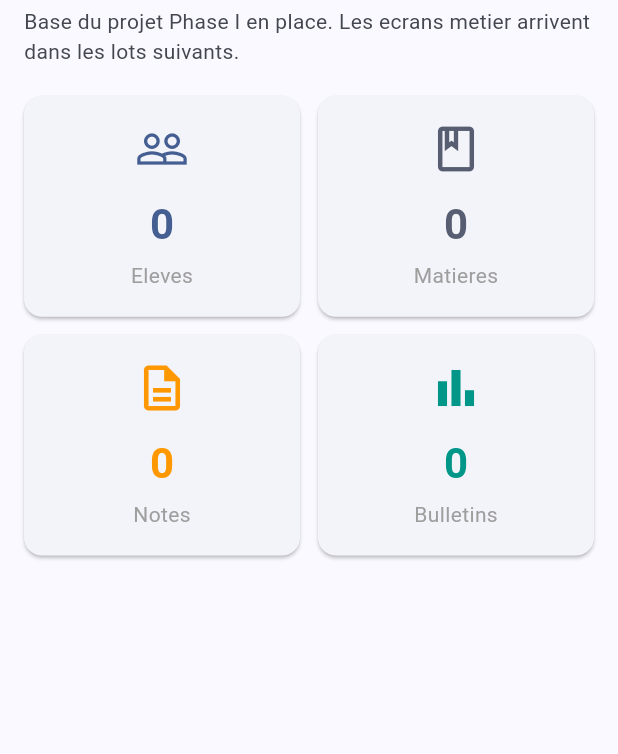
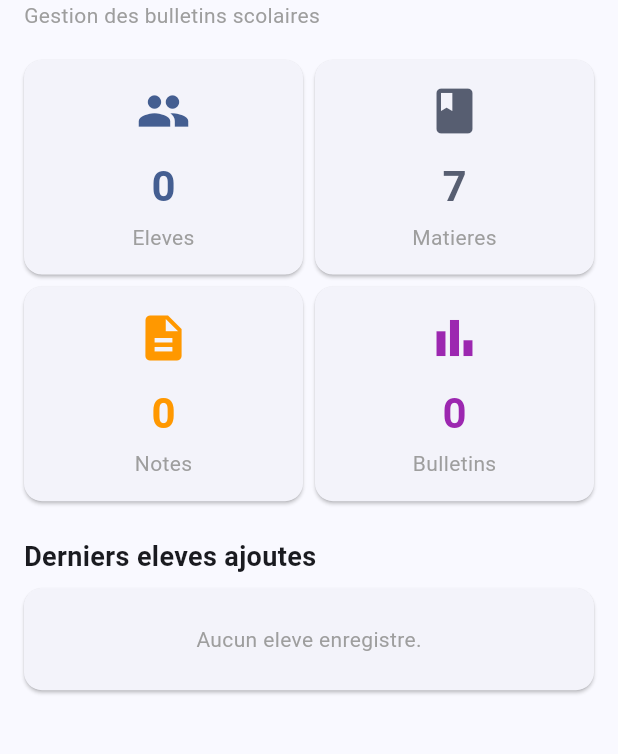
Before and after one commit to Bertheam/ebulletin, a Flutter app: the screen it shows after launch, on a phone screen of 412 x 824 dp, the part 162-916 px from its top. Run offline on Flutter 3.47's test engine with Material 3 defaults, Android fonts, the phone set to English and light mode, and no system bars; our stand-ins replace hive, hive_flutter; accounts and stored records are empty.

Commit message:
EB-5 : implement dashboard stats and recent students list

```diff
--- a/lib/screens/home/home_screen.dart
+++ b/lib/screens/home/home_screen.dart
@@ -1,15 +1,59 @@
 import 'package:flutter/material.dart';
 
+import '../../models/student.dart';
+import '../../services/grade_service.dart';
+import '../../services/student_service.dart';
+import '../../services/subject_service.dart';
 import '../../widgets/app_drawer.dart';
 import '../../widgets/stat_card.dart';
 
-class HomeScreen extends StatelessWidget {
+class HomeScreen extends StatefulWidget {
   const HomeScreen({super.key});
+
+  @override
+  State<HomeScreen> createState() => _HomeScreenState();
+}
+
+class _HomeScreenState extends State<HomeScreen> {
+  final StudentService _studentService = StudentService();
+  final SubjectService _subjectService = SubjectService();
+  final GradeService _gradeService = GradeService();
+
+  int _totalStudents = 0;
+  int _totalSubjects = 0;
+  int _totalGrades = 0;
+  List<Student> _recentStudents = [];
+
+  @override
+  void initState() {
+    super.initState();
+    _loadStats();
+  }
+
+  @override
+  void didChangeDependencies() {
+    super.didChangeDependencies();
+    _loadStats();
+  }
+
+  Future<void> _loadStats() async {
+    final students = _studentService.getAll();
+
+    if (!mounted) {
+      return;
+    }
+
+    setState(() {
+      _totalStudents = students.length;
+      _totalSubjects = _subjectService.getAll().length;
+      _totalGrades = _gradeService.getAll().length;
+      _recentStudents = students.reversed.take(5).toList();
+    });
+  }
 
   @override
   Widget build(BuildContext context) {
     final colorScheme = Theme.of(context).colorScheme;
-
     return Scaffold(
       appBar: AppBar(
         title: const Text('Tableau de bord'),
@@ -17,7 +61,10 @@ class HomeScreen extends StatelessWidget {
         foregroundColor: Colors.white,
       ),
       drawer: const AppDrawer(),
-      body: SingleChildScrollView(
+      body: RefreshIndicator(
+        onRefresh: _loadStats,
+        child: SingleChildScrollView(
+          physics: const AlwaysScrollableScrollPhysics(),
           padding: const EdgeInsets.all(16),
           child: Column(
             crossAxisAlignment: CrossAxisAlignment.start,
@@ -29,47 +76,100 @@ class HomeScreen extends StatelessWidget {
                   fontWeight: FontWeight.bold,
                 ),
               ),
-            const SizedBox(height: 4),
-            Text(
-              'Base du projet Phase I en place. Les ecrans metier arrivent dans les lots suivants.',
-              style: TextStyle(color: colorScheme.onSurfaceVariant),
+              const Text(
+                'Gestion des bulletins scolaires',
+                style: TextStyle(color: Colors.grey),
               ),
               const SizedBox(height: 20),
               GridView.count(
                 crossAxisCount: 2,
                 shrinkWrap: true,
                 physics: const NeverScrollableScrollPhysics(),
-              crossAxisSpacing: 12,
-              mainAxisSpacing: 12,
-              childAspectRatio: 1.25,
+                crossAxisSpacing: 8,
+                mainAxisSpacing: 8,
+                childAspectRatio: 1.3,
                 children: [
                   StatCard(
                     label: 'Eleves',
-                  value: 0,
-                  icon: Icons.people_outline,
+                    value: _totalStudents,
+                    icon: Icons.people,
                     color: colorScheme.primary,
                   ),
                   StatCard(
                     label: 'Matieres',
-                  value: 0,
-                  icon: Icons.book_outlined,
+                    value: _totalSubjects,
+                    icon: Icons.book,
                     color: colorScheme.secondary,
                   ),
-                const StatCard(
+                  StatCard(
                     label: 'Notes',
-                  value: 0,
-                  icon: Icons.description_outlined,
+                    value: _totalGrades,
+                    icon: Icons.description,
                     color: Colors.orange,
                   ),
                   const StatCard(
                     label: 'Bulletins',
                     value: 0,
-                  icon: Icons.bar_chart_outlined,
-                  color: Colors.teal,
+                    icon: Icons.bar_chart,
+                    color: Colors.purple,
                   ),
                 ],
               ),
+              const SizedBox(height: 24),
+              const Text(
+                'Derniers eleves ajoutes',
+                style: TextStyle(fontSize: 18, fontWeight: FontWeight.bold),
+              ),
+              const SizedBox(height: 8),
+              if (_recentStudents.isEmpty)
+                Card(
+                  child: Padding(
+                    padding: const EdgeInsets.all(24),
+                    child: Center(
+                      child: Text(
+                        'Aucun eleve enregistre.',
+                        style: TextStyle(color: Colors.grey.shade500),
+                      ),
+                    ),
+                  ),
+                )
+              else
+                Card(
+                  child: ListView.separated(
+                    shrinkWrap: true,
+                    physics: const NeverScrollableScrollPhysics(),
+                    itemCount: _recentStudents.length,
+                    separatorBuilder: (_, __) => const Divider(height: 1),
+                    itemBuilder: (context, index) {
+                      final student = _recentStudents[index];
+
+                      return ListTile(
+                        leading: CircleAvatar(
+                          backgroundColor: colorScheme.primaryContainer,
+                          child: Text(
+                            student.prenom[0].toUpperCase(),
+                            style: TextStyle(color: colorScheme.primary),
+                          ),
+                        ),
+                        title: Text(
+                          student.fullName,
+                          style: const TextStyle(fontWeight: FontWeight.w600),
+                        ),
+                        subtitle: Text(
+                          '${student.classe}  •  ${student.matricule}',
+                        ),
+                        trailing: Chip(
+                          label: Text(
+                            student.classe,
+                            style: const TextStyle(fontSize: 11),
+                          ),
+                        ),
+                      );
+                    },
+                  ),
+                ),
             ],
+          ),
         ),
       ),
     );
```
Also changed, not shown: 1 other file. Lines whose indentation alone changed are shown as unchanged.
